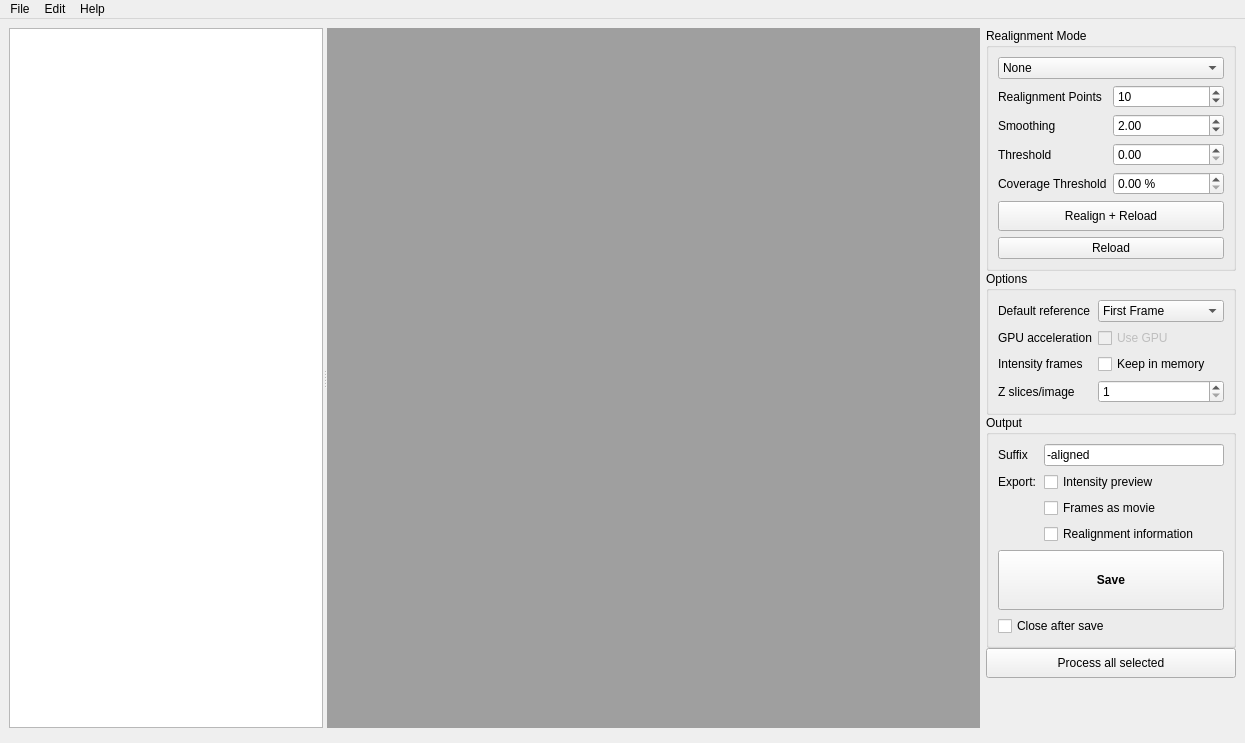
Above: Source/flim-ui/RealignmentStudio.ui from flimfit/Galene before the change. Below: the same form after it.
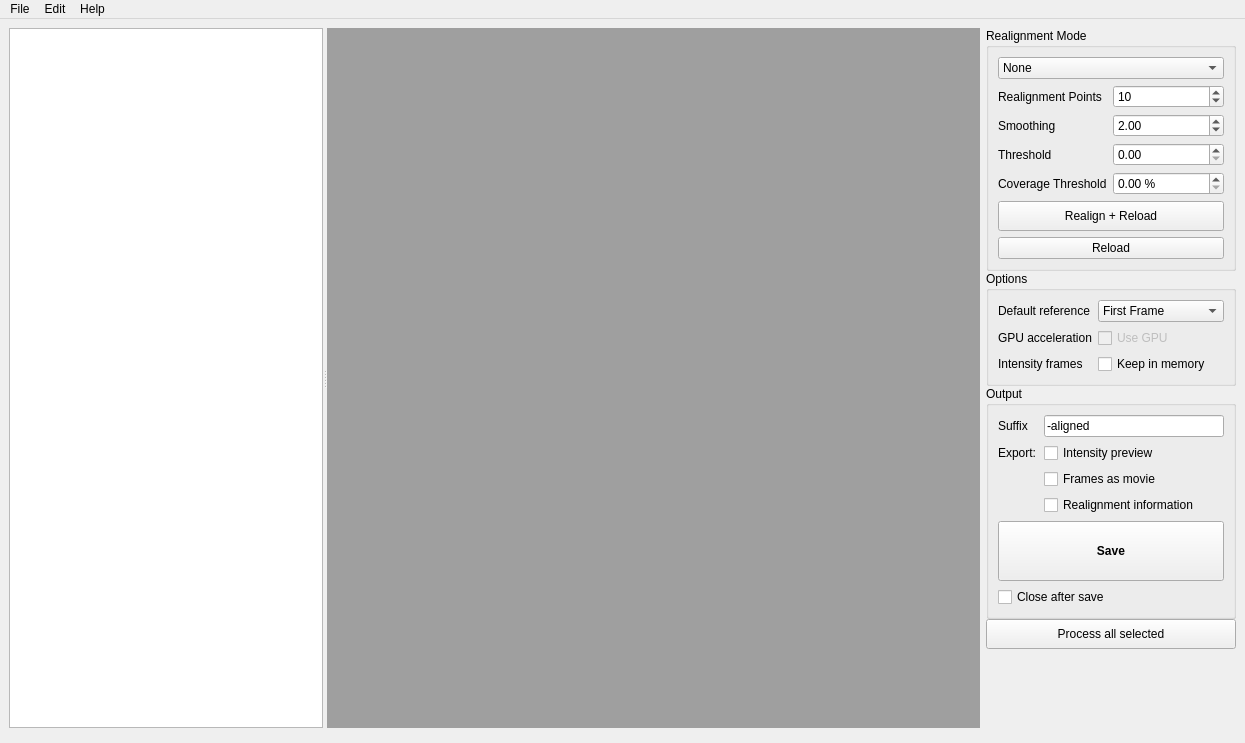
That is the form after the change. Custom widgets are drawn as their Qt base class.

What changed in the file:
```diff
--- a/Source/flim-ui/RealignmentStudio.ui
+++ b/Source/flim-ui/RealignmentStudio.ui
@@ -464,26 +464,6 @@
                </property>
               </widget>
              </item>
-             <item row="3" column="1">
-              <widget class="QSpinBox" name="force_nz_spin">
-               <property name="toolTip">
-                <string>&lt;html&gt;&lt;head/&gt;&lt;body&gt;&lt;p&gt;Number of z-slices per image &lt;/p&gt;&lt;p&gt;If set, FLIM images will be interpreted to have this number of z-slices acquired sequentially&lt;/p&gt;&lt;/body&gt;&lt;/html&gt;</string>
-               </property>
-               <property name="minimum">
-                <number>1</number>
-               </property>
-               <property name="maximum">
-                <number>1000</number>
-               </property>
-              </widget>
-             </item>
-             <item row="3" column="0">
-              <widget class="QLabel" name="label_9">
-               <property name="text">
-                <string>Z slices/image</string>
-               </property>
-              </widget>
-             </item>
              <item row="2" column="0">
               <widget class="QLabel" name="label_10">
                <property name="text">
```
